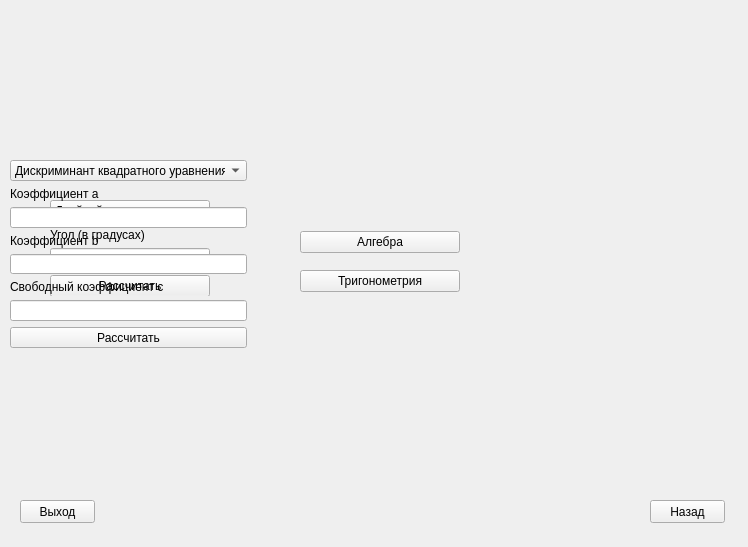
The window that QtProject_design.ui (Moromug/QtProject) describes before a commit, drawn with Qt 5.
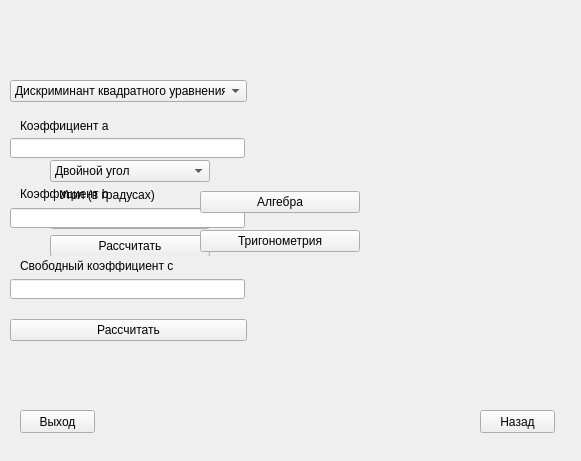
The same window after the commit.

Commit message: Passed some features

```diff
--- a/QtProject_design.ui
+++ b/QtProject_design.ui
@@ -6,8 +6,8 @@
    <rect>
     <x>0</x>
     <y>0</y>
-    <width>748</width>
-    <height>547</height>
+    <width>581</width>
+    <height>461</height>
    </rect>
   </property>
   <property name="windowTitle">
@@ -17,7 +17,7 @@
    <property name="geometry">
     <rect>
      <x>40</x>
-     <y>200</y>
+     <y>160</y>
      <width>181</width>
      <height>101</height>
     </rect>
@@ -54,7 +54,7 @@
      <item>
       <widget class="QLabel" name="label">
        <property name="text">
-        <string>Угол (в градусах)</string>
+        <string>   Угол (в градусах)</string>
        </property>
       </widget>
      </item>
@@ -79,9 +79,9 @@
    <property name="geometry">
     <rect>
      <x>10</x>
-     <y>160</y>
+     <y>80</y>
      <width>241</width>
-     <height>191</height>
+     <height>271</height>
     </rect>
    </property>
    <widget class="QWidget" name="verticalLayoutWidget_2">
@@ -90,7 +90,7 @@
       <x>0</x>
       <y>0</y>
       <width>237</width>
-      <height>188</height>
+      <height>261</height>
      </rect>
     </property>
     <layout class="QVBoxLayout" name="verticalLayout_2">
@@ -114,35 +114,86 @@
       </widget>
      </item>
      <item>
-      <widget class="QLabel" name="koeff_1">
-       <property name="text">
-        <string>Коэффициент a</string>
-       </property>
+      <widget class="QWidget" name="widget_6" native="true">
+       <widget class="QLabel" name="koeff_1">
+        <property name="geometry">
+         <rect>
+          <x>10</x>
+          <y>0</y>
+          <width>235</width>
+          <height>36</height>
+         </rect>
+        </property>
+        <property name="text">
+         <string>Коэффициент a</string>
+        </property>
+       </widget>
+       <widget class="QLineEdit" name="input_1">
+        <property name="geometry">
+         <rect>
+          <x>0</x>
+          <y>30</y>
+          <width>235</width>
+          <height>20</height>
+         </rect>
+        </property>
+       </widget>
       </widget>
      </item>
      <item>
-      <widget class="QLineEdit" name="input_1"/>
-     </item>
-     <item>
-      <widget class="QLabel" name="koeff_2">
-       <property name="text">
-        <string>Коэффициент b</string>
-       </property>
+      <widget class="QWidget" name="widget_5" native="true">
+       <widget class="QLabel" name="koeff_2">
+        <property name="geometry">
+         <rect>
+          <x>10</x>
+          <y>0</y>
+          <width>235</width>
+          <height>31</height>
+         </rect>
+        </property>
+        <property name="text">
+         <string>Коэффициент b</string>
+        </property>
+       </widget>
+       <widget class="QLineEdit" name="input_2">
+        <property name="geometry">
+         <rect>
+          <x>0</x>
+          <y>30</y>
+          <width>235</width>
+          <height>20</height>
+         </rect>
+        </property>
+       </widget>
       </widget>
      </item>
      <item>
-      <widget class="QLineEdit" name="input_2"/>
-     </item>
-     <item>
-      <widget class="QLabel" name="koeff_3">
-       <property name="text">
-        <string>Свободный коэффициент c</string>
-       </property>
+      <widget class="QWidget" name="widget_4" native="true">
+       <widget class="QLabel" name="koeff_3">
+        <property name="geometry">
+         <rect>
+          <x>10</x>
+          <y>10</y>
+          <width>235</width>
+          <height>13</height>
+         </rect>
+        </property>
+        <property name="text">
+         <string>Свободный коэффициент c</string>
+        </property>
+       </widget>
+       <widget class="QLineEdit" name="input_3">
+        <property name="geometry">
+         <rect>
+          <x>0</x>
+          <y>30</y>
+          <width>235</width>
+          <height>20</height>
+         </rect>
+        </property>
+       </widget>
       </widget>
      </item>
-     <item>
-      <widget class="QLineEdit" name="input_3"/>
-     </item>
      <item>
       <layout class="QHBoxLayout" name="horizontalLayout">
        <item>
@@ -160,8 +211,8 @@
   <widget class="QWidget" name="widget_3" native="true">
    <property name="geometry">
     <rect>
-     <x>290</x>
-     <y>220</y>
+     <x>190</x>
+     <y>180</y>
      <width>171</width>
      <height>91</height>
     </rect>
@@ -196,8 +247,8 @@
   <widget class="QWidget" name="back" native="true">
    <property name="geometry">
     <rect>
-     <x>630</x>
-     <y>470</y>
+     <x>460</x>
+     <y>380</y>
      <width>120</width>
      <height>80</height>
     </rect>
@@ -220,18 +271,18 @@
    <property name="geometry">
     <rect>
      <x>250</x>
-     <y>10</y>
-     <width>491</width>
-     <height>531</height>
+     <y>20</y>
+     <width>341</width>
+     <height>351</height>
     </rect>
    </property>
    <widget class="QWidget" name="verticalLayoutWidget_4">
     <property name="geometry">
      <rect>
       <x>9</x>
-      <y>8</y>
-      <width>471</width>
-      <height>471</height>
+      <y>10</y>
+      <width>321</width>
+      <height>331</height>
      </rect>
     </property>
     <layout class="QVBoxLayout" name="formuli">
@@ -291,7 +342,7 @@
    <property name="geometry">
     <rect>
      <x>0</x>
-     <y>470</y>
+     <y>380</y>
      <width>120</width>
      <height>80</height>
     </rect>
```
Left out of the diff: 2 changed lines with no effect on the pictures. The commit also changes 1 other file.
